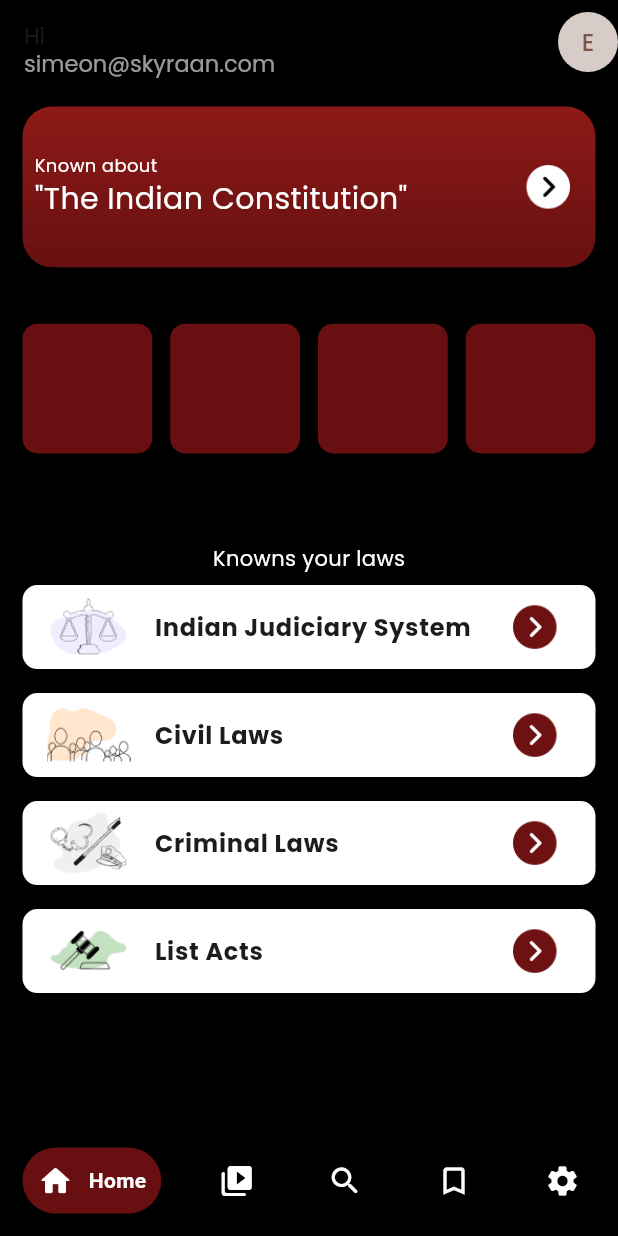
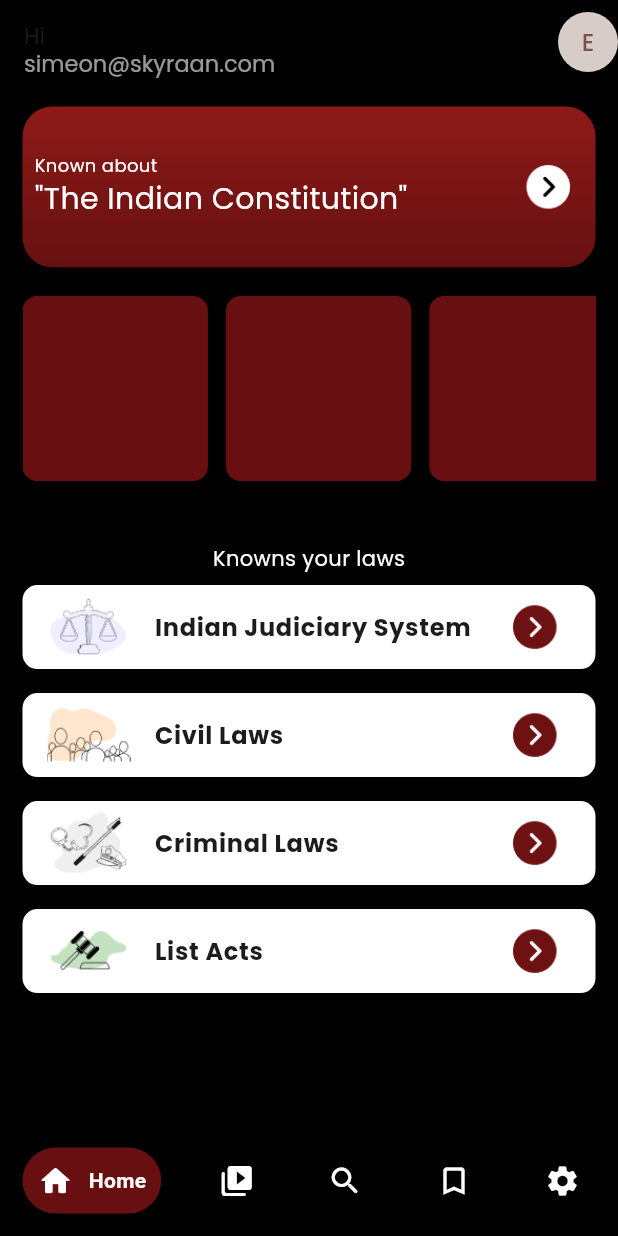
Before and after one commit to Simeoncse55/Law_App, a Flutter app: the screen it shows after launch, on a phone screen of 412 x 824 dp. Run offline on Flutter 3.47's test engine with Material 3 defaults, Android fonts, the phone set to English and light mode, and no system bars; drawn by our look-alikes of google_nav_bar; our stand-ins replace get, google_fonts, responsive_sizer; generated files the repository leaves out were written again.

Commit message:
newly commit

```diff
--- a/lib/Screens/Pages/home_page.dart
+++ b/lib/Screens/Pages/home_page.dart
@@ -2,6 +2,8 @@ import 'package:flutter/material.dart';
 import 'package:google_fonts/google_fonts.dart';
 import 'package:responsive_sizer/responsive_sizer.dart';
 import 'package:law_code/Models/LocalModels/law_local_models.dart';
+import 'package:get/get.dart';
+import 'package:law_code/Screens/IndianConstitution/indian_cons.dart';
 class Home extends StatefulWidget {
   const Home({super.key});
 
@@ -47,6 +49,10 @@ class _HomeState extends State<Home> {
         children: [
           Padding(
             padding: const EdgeInsets.all(15.0),
+            child: InkWell(
+              onTap: (){
+                Get.to(IndianCons());
+              },
               child: Container(
                 height: 13.h, width: 100.w,
 
@@ -86,6 +92,7 @@ class _HomeState extends State<Home> {
                 ),
               ),
             ),
+          ),
 
      SizedBox(height: 0.5.h,),
 
@@ -96,12 +103,12 @@ class _HomeState extends State<Home> {
               color: Colors.transparent,
               height: 15.h, width: 100.w,
               child: GridView.builder(
-                scrollDirection: Axis.vertical,
+                scrollDirection: Axis.horizontal,
                 shrinkWrap: true,
 
                   itemCount: 4,
                   gridDelegate: const SliverGridDelegateWithFixedCrossAxisCount(
-                crossAxisCount: 4, mainAxisSpacing: 12, crossAxisSpacing: 12
+                crossAxisCount: 1, mainAxisSpacing: 12, crossAxisSpacing: 12
               ), itemBuilder: (context, index ){
                 return Container(
                   decoration: BoxDecoration(
```
Lines whose indentation alone changed are shown as unchanged.
